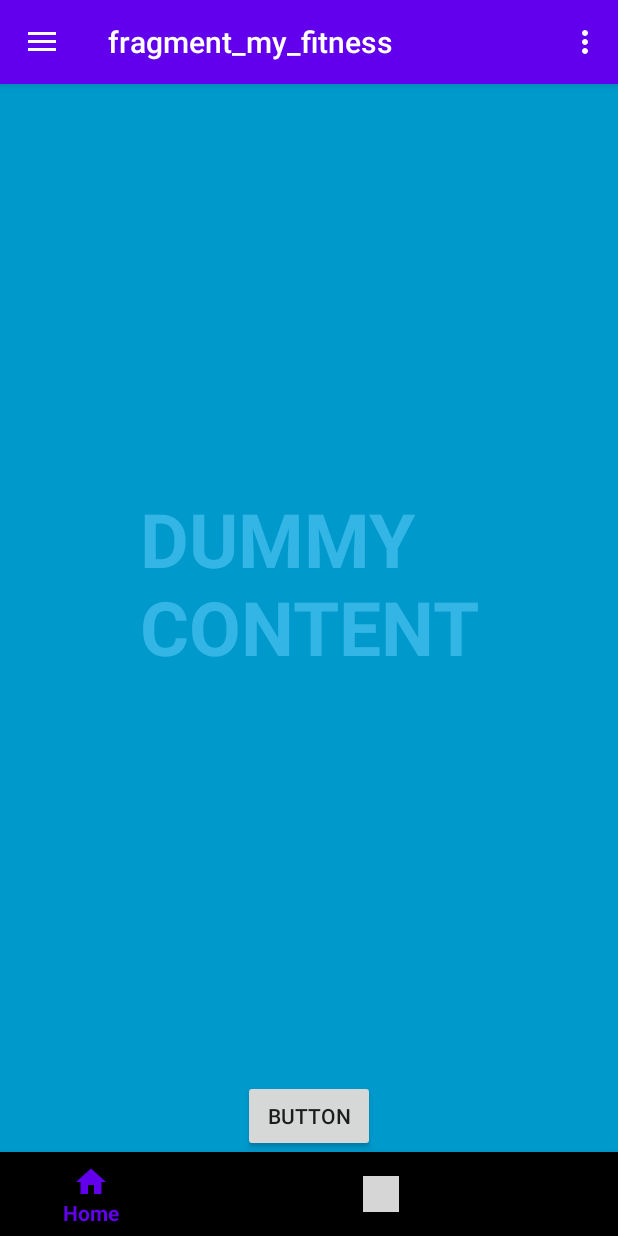
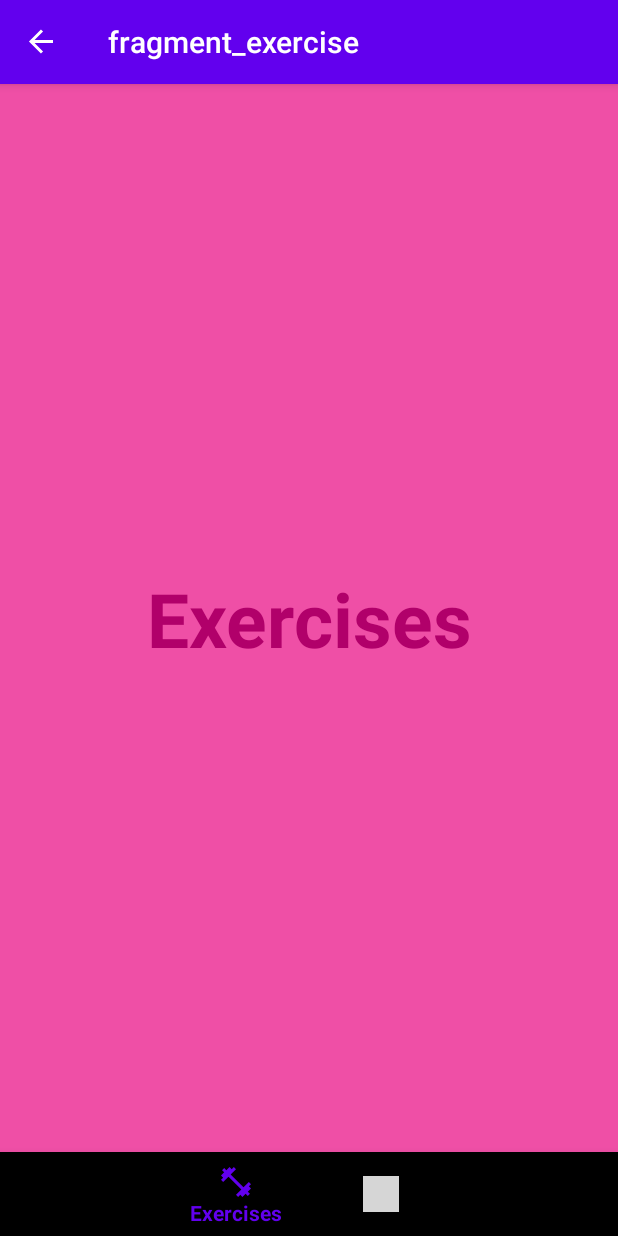
Before and after one commit to jrbrayjr2006/FitnessProHome, an Android app: the screen it shows after launch (MainActivity), item 2 of the bottom bar chosen, on a phone screen of 412 x 824 dp. Run offline under Robolectric (Android 15) with nearby library versions, the phone set to English and light mode, and no system bars; our stand-ins replace data binding, navigation-ui; Roboto replaces fonts that are not available here; grey boxes are pictures that could not be loaded.

Commit message:
Added a new exercise fragment, view model, and entity object; Updated navigation documentation in README

```diff
--- a/app/src/main/java/com/continuouswave1550/fitness/fitnessprohome/MainActivity.kt
+++ b/app/src/main/java/com/continuouswave1550/fitness/fitnessprohome/MainActivity.kt
@@ -36,6 +36,9 @@ class MainActivity : AppCompatActivity(){
     private fun setupBottomNavMenu(navController: NavController) {
         val bottomNav: BottomNavigationView = binding.bottomNavigation
         bottomNav?.setupWithNavController(navController)
+        bottomNav.setOnNavigationItemReselectedListener { item ->
+            NavigationUI.onNavDestinationSelected(item, navController)
+        }
     }
 
 }
--- /dev/null
+++ b/app/src/main/java/com/continuouswave1550/fitness/fitnessprohome/exercise/ExerciseFragment.kt
@@ -0,0 +1,60 @@
+package com.continuouswave1550.fitness.fitnessprohome.exercise
+
+import android.os.Bundle
+import androidx.fragment.app.Fragment
+import android.view.LayoutInflater
+import android.view.View
+import android.view.ViewGroup
+import com.continuouswave1550.fitness.fitnessprohome.R
+
+// TODO: Rename parameter arguments, choose names that match
+// the fragment initialization parameters, e.g. ARG_ITEM_NUMBER
+private const val ARG_PARAM1 = "param1"
+private const val ARG_PARAM2 = "param2"
+
+/**
+ * A simple [Fragment] subclass.
+ * Use the [ExerciseFragment.newInstance] factory method to
+ * create an instance of this fragment.
+ */
+class ExerciseFragment : Fragment() {
+    // TODO: Rename and change types of parameters
+    private var param1: String? = null
+    private var param2: String? = null
+
+    override fun onCreate(savedInstanceState: Bundle?) {
+        super.onCreate(savedInstanceState)
+        arguments?.let {
+            param1 = it.getString(ARG_PARAM1)
+            param2 = it.getString(ARG_PARAM2)
+        }
+    }
+
+    override fun onCreateView(
+        inflater: LayoutInflater, container: ViewGroup?,
+        savedInstanceState: Bundle?
+    ): View? {
+        // Inflate the layout for this fragment
+        return inflater.inflate(R.layout.fragment_exercise, container, false)
+    }
+
+    companion object {
+        /**
+         * Use this factory method to create a new instance of
+         * this fragment using the provided parameters.
+         *
+         * @param param1 Parameter 1.
+         * @param param2 Parameter 2.
+         * @return A new instance of fragment ExerciseFragment.
+         */
+        // TODO: Rename and change types and number of parameters
+        @JvmStatic
+        fun newInstance(param1: String, param2: String) =
+            ExerciseFragment().apply {
+                arguments = Bundle().apply {
+                    putString(ARG_PARAM1, param1)
+                    putString(ARG_PARAM2, param2)
+                }
+            }
+    }
+}
--- /dev/null
+++ b/app/src/main/res/layout/fragment_exercise.xml
@@ -0,0 +1,31 @@
+<?xml version="1.0" encoding="utf-8"?>
+<layout xmlns:android="http://schemas.android.com/apk/res/android"
+    xmlns:app="http://schemas.android.com/apk/res-auto"
+    xmlns:tools="http://schemas.android.com/tools"
+    tools:context="com.continuouswave1550.fitness.fitnessprohome.exercise.ExerciseFragment">
+    <data>
+        <variable
+            name="exerciseViewModel"
+            type="com.continuouswave1550.fitness.fitnessprohome.exercise.ExerciseViewModel" />
+    </data>
+    <androidx.constraintlayout.widget.ConstraintLayout
+        android:layout_width="match_parent"
+        android:layout_height="match_parent"
+        android:background="@color/light_magenta">
+
+        <!-- TODO: Update blank fragment layout -->
+        <TextView
+            android:id="@+id/exerciseTitleTextView"
+            android:layout_width="wrap_content"
+            android:layout_height="wrap_content"
+            android:text="@string/exercises"
+            android:textSize="50sp"
+            android:textStyle="bold"
+            android:textColor="@color/magenta"
+            app:layout_constraintEnd_toEndOf="parent"
+            app:layout_constraintStart_toStartOf="parent"
+            app:layout_constraintTop_toTopOf="parent"
+            app:layout_constraintBottom_toBottomOf="parent"/>
+
+    </androidx.constraintlayout.widget.ConstraintLayout>
+</layout>
--- a/app/src/main/res/menu/bottom_navigation_menu.xml
+++ b/app/src/main/res/menu/bottom_navigation_menu.xml
@@ -1,12 +1,12 @@
 <?xml version="1.0" encoding="utf-8"?>
 <menu xmlns:android="http://schemas.android.com/apk/res/android">
     <item
-        android:id="@+id/homeFragment"
+        android:id="@+id/myFitnessFragment"
         android:enabled="true"
         android:icon="@drawable/home_24px"
         android:title="@string/home_nav_title"/>
     <item
-        android:id="@+id/strenthFragment"
+        android:id="@+id/exerciseFragment"
         android:enabled="true"
         android:icon="@drawable/strength_24px"
         android:title="@string/exercise_nav_title"/>
--- a/app/src/main/res/navigation/nav_graph.xml
+++ b/app/src/main/res/navigation/nav_graph.xml
@@ -29,4 +29,9 @@
         android:name="com.continuouswave1550.fitness.fitnessprohome.SettingsFragment"
         android:label="fragment_settings"
         tools:layout="@layout/fragment_settings" />
+    <fragment
+        android:id="@+id/exerciseFragment"
+        android:name="com.continuouswave1550.fitness.fitnessprohome.exercise.ExerciseFragment"
+        android:label="fragment_exercise"
+        tools:layout="@layout/fragment_exercise" />
 </navigation>
--- a/app/src/main/res/values/colors.xml
+++ b/app/src/main/res/values/colors.xml
@@ -6,4 +6,6 @@
     <color name="black_overlay">#66000000</color>
     <color name="white">#ffffff</color>
     <color name="light_blue_gray">#CFD8DC</color>
+    <color name="light_magenta">#ef4fa6</color>
+    <color name="magenta">#b1006a</color>
 </resources>
--- a/app/src/main/res/values/strings.xml
+++ b/app/src/main/res/values/strings.xml
@@ -11,4 +11,5 @@
     <string name="diet_nav_title">Diet</string>
     <string name="about">About</string>
     <string name="settings">Settings</string>
+    <string name="exercises">Exercises</string>
 </resources>
```
Also changed, not shown: app/build.gradle (+12 -0 lines), app/src/main/java/com/continuouswave1550/fitness/fitnessprohome/exercise/Exercise.kt (added, +19 -0 lines), app/src/main/java/com/continuouswave1550/fitness/fitnessprohome/exercise/ExerciseViewModel.kt (added, +10 -0 lines), 1 other file.
